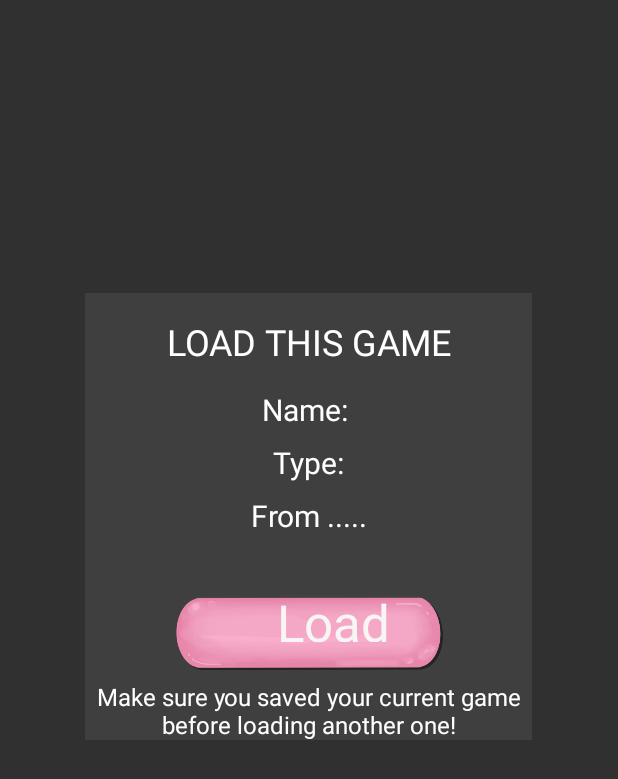
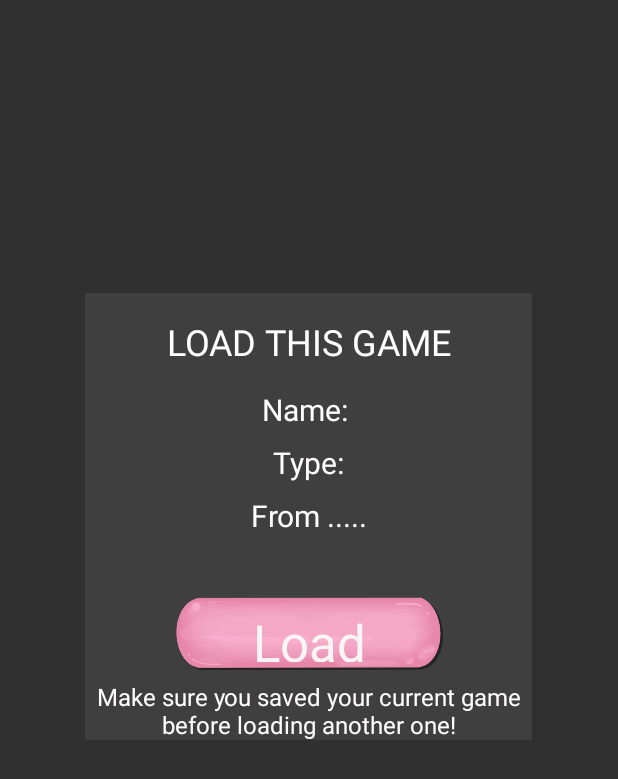
Before and after one commit to ShirleyMore/Quad_Wrangle, an Android app: the layout load_game_dialog.xml on its own in the app's theme, with its tools: preview values and no code run, on a phone screen of 412 x 824 dp. Shown: the top 779 px of the screen. Run offline under Robolectric (Android 15) with nearby library versions, the phone set to English and light mode, and no system bars; Roboto replaces fonts that are not available here.

Commit message:
fixed text in load dialog

```diff
--- a/app/src/main/res/layout/load_game_dialog.xml
+++ b/app/src/main/res/layout/load_game_dialog.xml
@@ -109,8 +109,8 @@
         android:textSize="34sp"
         app:layout_constraintBottom_toBottomOf="@+id/load_yes_button"
         app:layout_constraintEnd_toEndOf="@+id/load_yes_button"
-        app:layout_constraintHorizontal_bias="1.0"
+        app:layout_constraintHorizontal_bias="0.483"
         app:layout_constraintStart_toStartOf="@+id/load_yes_button"
         app:layout_constraintTop_toTopOf="@+id/load_yes_button"
-        app:layout_constraintVertical_bias="0.0" />
+        app:layout_constraintVertical_bias="0.52" />
 </androidx.constraintlayout.widget.ConstraintLayout>
```
